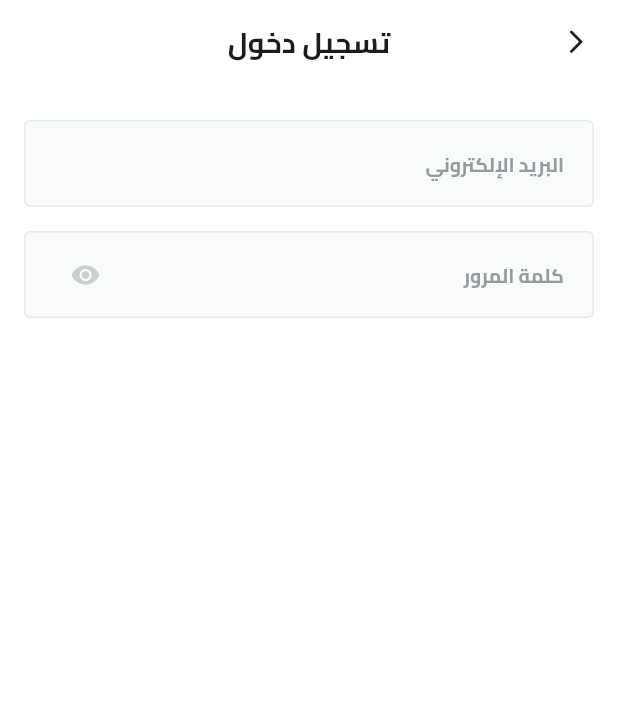
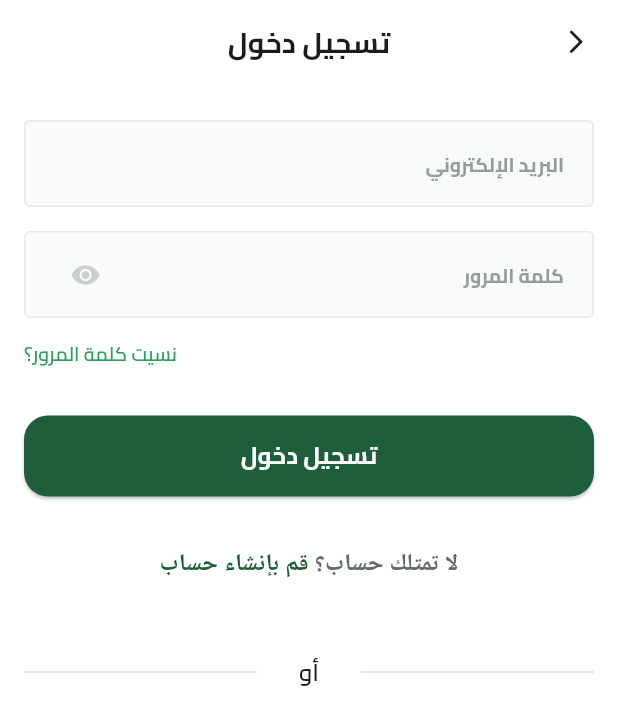
Before and after one commit to Kubbany/fruit-hub, a Flutter app: the screen it shows after launch, after a tap on "تخط", on a phone screen of 412 x 824 dp. Shown: the top 725 px of the screen. Run offline on Flutter 3.47's test engine with Material 3 defaults, Android fonts, the phone set to English and light mode, and no system bars; our stand-ins replace shared_preferences; missing offline and left inert: svg_flutter; statements that could not run were skipped.

Commit message:
login button, forgot password, create account and or divider UI finished

```diff
--- /dev/null
+++ b/lib/Features/auth/presentation/widgets/create_an_account.dart
@@ -0,0 +1,35 @@
+import 'package:flutter/gestures.dart';
+import 'package:flutter/material.dart';
+import 'package:fruit_hub/Core/utils/app_text_styles.dart';
+
+class CreateAnAccount extends StatelessWidget {
+  const CreateAnAccount({
+    super.key,
+  });
+
+  @override
+  Widget build(BuildContext context) {
+    return Text.rich(
+      TextSpan(
+        children: [
+          TextSpan(
+            text: 'لا تمتلك حساب؟ ',
+            style: TextStyles.semiBold16.copyWith(
+              color: const Color(0xFF616A6B),
+            ),
+          ),
+          TextSpan(
+            text: 'قم بإنشاء حساب',
+            style: TextStyles.semiBold16.copyWith(
+              color: const Color(0xFF1B5E37),
+            ),
+            recognizer: TapGestureRecognizer()
+              ..onTap = () {
+                Navigator.pushNamed(context, '/register');
+              },
+          ),
+        ],
+      ),
+    );
+  }
+}
--- /dev/null
+++ b/lib/Features/auth/presentation/widgets/forgot_password.dart
@@ -0,0 +1,27 @@
+import 'package:flutter/material.dart';
+import 'package:fruit_hub/Core/utils/app_text_styles.dart';
+
+class ForgotPassword extends StatelessWidget {
+  const ForgotPassword({
+    super.key,
+  });
+
+  @override
+  Widget build(BuildContext context) {
+    return Align(
+      alignment: AlignmentDirectional.centerEnd,
+      child: TextButton(
+        style: TextButton.styleFrom(
+          padding: EdgeInsets.zero,
+        ),
+        onPressed: () {},
+        child: Text(
+          'نسيت كلمة المرور؟',
+          style: TextStyles.semiBold13.copyWith(
+            color: const Color(0xFF2D9F5D),
+          ),
+        ),
+      ),
+    );
+  }
+}
--- a/lib/Features/auth/presentation/widgets/login_view_body.dart
+++ b/lib/Features/auth/presentation/widgets/login_view_body.dart
@@ -1,32 +1,52 @@
 import 'package:flutter/material.dart';
+import 'package:fruit_hub/Core/utils/widgets/custom_button.dart';
 import 'package:fruit_hub/Core/utils/widgets/input_form_fields/password_form_field.dart';
 import 'package:fruit_hub/Core/utils/widgets/input_form_fields/text_input_form_field.dart';
+import 'package:fruit_hub/Features/auth/presentation/widgets/create_an_account.dart';
+import 'package:fruit_hub/Features/auth/presentation/widgets/forgot_password.dart';
+import 'package:fruit_hub/Features/auth/presentation/widgets/or_divider_widget.dart';
 
 class LoginViewBody extends StatelessWidget {
   const LoginViewBody({super.key});
 
   @override
   Widget build(BuildContext context) {
-    return const Padding(
-      padding: EdgeInsets.symmetric(
+    return Padding(
+      padding: const EdgeInsets.symmetric(
         horizontal: 16,
       ),
       child: Column(
         children: <Widget>[
-          SizedBox(
+          const SizedBox(
             height: 24,
           ),
-          TextInputFormField(
+          const TextInputFormField(
             text: 'البريد الإلكتروني',
             keyboardType: TextInputType.emailAddress,
           ),
-          SizedBox(
+          const SizedBox(
             height: 16,
           ),
-          PasswordFormField(
+          const PasswordFormField(
             text: 'كلمة المرور',
             keyboardType: TextInputType.visiblePassword,
           ),
+          const ForgotPassword(),
+          const SizedBox(
+            height: 17,
+          ),
+          CustomButton(
+            onPressed: () {},
+            text: 'تسجيل دخول',
+          ),
+          const SizedBox(
+            height: 33,
+          ),
+          const CreateAnAccount(),
+          const SizedBox(
+            height: 49,
+          ),
+          const OrDividerWidget(),
         ],
       ),
     );
--- /dev/null
+++ b/lib/Features/auth/presentation/widgets/or_divider_widget.dart
@@ -0,0 +1,42 @@
+import 'package:flutter/material.dart';
+import 'package:fruit_hub/Core/utils/app_text_styles.dart';
+
+class OrDividerWidget extends StatelessWidget {
+  const OrDividerWidget({super.key});
+
+  @override
+  Widget build(BuildContext context) {
+    return const Row(
+      children: <Widget>[
+        Expanded(
+          child: CustomDivider(),
+        ),
+        Padding(
+          padding: EdgeInsets.symmetric(
+            horizontal: 28,
+          ),
+          child: Text(
+            'أو',
+            style: TextStyles.semiBold16,
+          ),
+        ),
+        Expanded(child: CustomDivider()),
+      ],
+    );
+  }
+}
+
+class CustomDivider extends StatelessWidget {
+  const CustomDivider({
+    super.key,
+  });
+
+  @override
+  Widget build(BuildContext context) {
+    return const Divider(
+      color: const Color(0xFFDDDFDF),
+      thickness: 1,
+      height: 0,
+    );
+  }
+}
```
